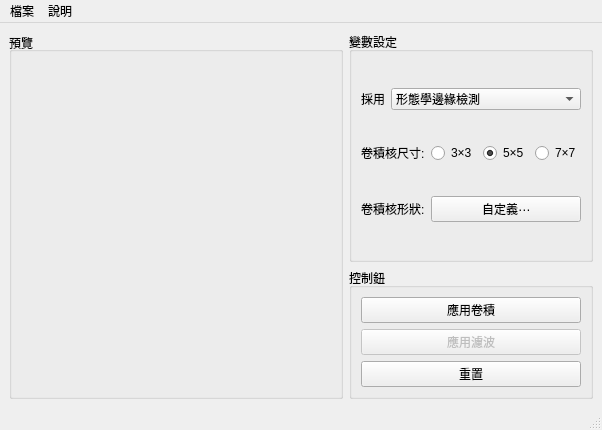
Before: the Qt Designer form SE-342/assignments/ass2/src/MorphologicalExample/mainwindow.ui in yepengpeng-1/2019-2020-autumn-semester, drawn with Qt 5.
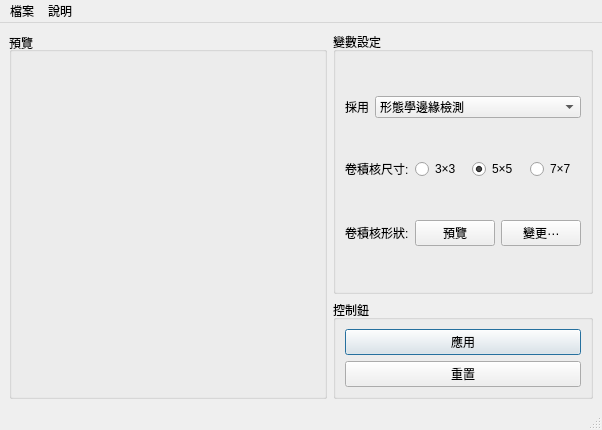
After: the same form once the commit is applied.

Diff of the .ui file:
```diff
--- a/SE-342/assignments/ass2/src/MorphologicalExample/mainwindow.ui
+++ b/SE-342/assignments/ass2/src/MorphologicalExample/mainwindow.ui
@@ -188,7 +188,14 @@
            <item>
             <widget class="QPushButton" name="pushButton">
              <property name="text">
-              <string>自定義⋯</string>
+              <string>預覽</string>
+             </property>
+            </widget>
+           </item>
+           <item>
+            <widget class="QPushButton" name="editKernelButton">
+             <property name="text">
+              <string>變更⋯</string>
              </property>
             </widget>
            </item>
@@ -212,17 +219,13 @@
          <item>
           <widget class="QPushButton" name="applyConvolutionButton">
            <property name="text">
-            <string>應用卷積</string>
+            <string>應用</string>
            </property>
-          </widget>
-         </item>
-         <item>
-          <widget class="QPushButton" name="applyFilterButton">
-           <property name="enabled">
-            <bool>false</bool>
+           <property name="shortcut">
+            <string>Return</string>
            </property>
-           <property name="text">
-            <string>應用濾波</string>
+           <property name="default">
+            <bool>true</bool>
            </property>
           </widget>
          </item>
```
Left out of the diff: 8 changed lines with no effect on the pictures.
